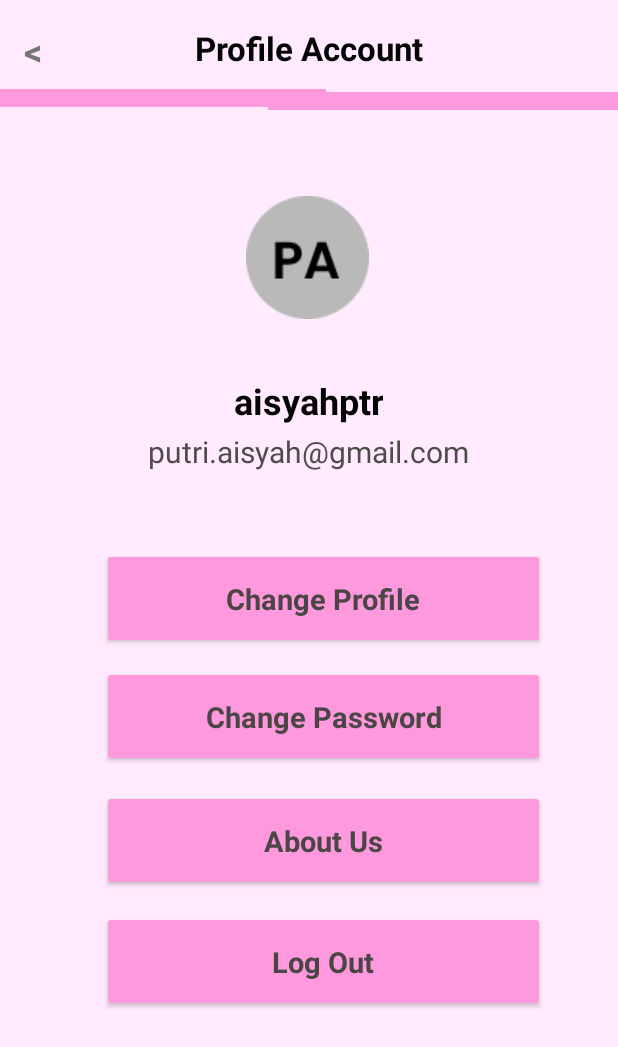
After one commit to verrani/GlowUp, an Android app: the layout activity_profile.xml on its own in the app's theme, with its tools: preview values and no code run, on a phone screen of 412 x 824 dp. The commit adds this screen. Shown: the top 1047 px of the screen. Run offline under Robolectric (Android 15) with nearby library versions, the phone set to English and light mode, and no system bars.

Commit message:
Profile Account

```diff
--- a/app/src/main/AndroidManifest.xml
+++ b/app/src/main/AndroidManifest.xml
@@ -9,6 +9,9 @@
         android:roundIcon="@mipmap/ic_launcher_round"
         android:supportsRtl="true"
         android:theme="@style/Theme.AppCompat.NoActionBar">
+        <activity
+            android:name=".ProfileAccount"
+            android:exported="false" />
         <activity
             android:name=".BeautyCalendar"
             android:exported="true" />
--- /dev/null
+++ b/app/src/main/java/com/example/splashscreen/ProfileAccount.java
@@ -0,0 +1,21 @@
+package com.example.splashscreen;
+
+import androidx.appcompat.app.AppCompatActivity;
+import android.content.Intent;
+import android.os.Bundle;
+import android.view.View;
+
+
+public class ProfileAccount extends AppCompatActivity {
+
+    @Override
+    protected void onCreate(Bundle savedInstanceState) {
+        super.onCreate(savedInstanceState);
+    }
+
+    public void HomeLayout(View view) {
+        Intent intent = new Intent(ProfileAccount.this, homepage.class);
+        startActivity(intent);
+    }
+
+}
--- a/app/src/main/java/com/example/splashscreen/homepage.java
+++ b/app/src/main/java/com/example/splashscreen/homepage.java
@@ -21,4 +21,9 @@ public class homepage extends AppCompatActivity {
         Intent intent = new Intent(homepage.this, BeautyCalendar.class);
         startActivity(intent);
     }
+
+    public void ProfileLayout(View view) {
+        Intent intent = new Intent(homepage.this, ProfileAccount.class);
+        startActivity(intent);
+    }
 }
--- a/app/src/main/res/layout/activity_homepage.xml
+++ b/app/src/main/res/layout/activity_homepage.xml
@@ -51,6 +51,7 @@
             android:layout_height="wrap_content"
             android:layout_weight="1"
             android:contentDescription="@string/profile_icon"
+            android:onClick="ProfileLayout"
             app:srcCompat="@drawable/profile"
             tools:ignore="ImageContrastCheck" />
 
--- /dev/null
+++ b/app/src/main/res/layout/activity_profile.xml
@@ -0,0 +1,182 @@
+<?xml version="1.0" encoding="utf-8"?>
+<androidx.constraintlayout.widget.ConstraintLayout xmlns:android="http://schemas.android.com/apk/res/android"
+    xmlns:app="http://schemas.android.com/apk/res-auto"
+    xmlns:tools="http://schemas.android.com/tools"
+    android:layout_width="match_parent"
+    android:layout_height="match_parent"
+    android:background="#FFEAFE "
+    tools:context=".MainActivity">
+
+    <TextView
+        android:id="@+id/textView2"
+        android:layout_width="wrap_content"
+        android:layout_height="wrap_content"
+        android:text="@string/aisyahptr"
+        android:textAlignment="center"
+        android:textColor="#050505"
+        android:textSize="24sp"
+        android:textStyle="bold"
+        app:layout_constraintBottom_toBottomOf="parent"
+        app:layout_constraintHorizontal_bias="0.498"
+        app:layout_constraintLeft_toLeftOf="parent"
+        app:layout_constraintRight_toRightOf="parent"
+        app:layout_constraintTop_toTopOf="parent"
+        app:layout_constraintVertical_bias="0.317" />
+
+    <TextView
+        android:id="@+id/textView3"
+        android:layout_width="wrap_content"
+        android:layout_height="wrap_content"
+        android:text="@string/profile_account"
+        android:textAlignment="center"
+        android:textColor="#050505"
+        android:textSize="22sp"
+        android:textStyle="bold"
+        app:layout_constraintBottom_toBottomOf="parent"
+        app:layout_constraintLeft_toLeftOf="parent"
+        app:layout_constraintRight_toRightOf="parent"
+        app:layout_constraintTop_toTopOf="parent"
+        app:layout_constraintVertical_bias="0.022" />
+
+    <TextView
+        android:id="@+id/textView5"
+        android:layout_width="wrap_content"
+        android:layout_height="wrap_content"
+        android:text="@string/slash"
+        android:onClick="HomeLayout"
+        android:textAlignment="center"
+        android:textColor="#757575"
+        android:textSize="24sp"
+        android:textStyle="bold"
+        app:layout_constraintBottom_toBottomOf="parent"
+        app:layout_constraintHorizontal_bias="0.04"
+        app:layout_constraintLeft_toLeftOf="parent"
+        app:layout_constraintRight_toRightOf="parent"
+        app:layout_constraintTop_toTopOf="parent"
+        app:layout_constraintVertical_bias="0.022" />
+
+    <TextView
+        android:id="@+id/textView"
+        android:layout_width="272dp"
+        android:layout_height="34dp"
+        android:text="@string/putri_aisyah_gmail_com"
+        android:textAlignment="center"
+        android:textColor="#4E4B4B"
+        android:textSize="20sp"
+        app:layout_constraintBottom_toBottomOf="parent"
+        app:layout_constraintHorizontal_bias="0.496"
+        app:layout_constraintLeft_toLeftOf="parent"
+        app:layout_constraintRight_toRightOf="parent"
+        app:layout_constraintTop_toTopOf="parent"
+        app:layout_constraintVertical_bias="0.364" />
+
+    <Button
+        android:id="@+id/button"
+        android:layout_width="295dp"
+        android:layout_height="67dp"
+        android:layout_marginStart="68dp"
+        android:layout_marginTop="13dp"
+        android:backgroundTint="#ff99de"
+        android:text="@string/log_out"
+        android:textAlignment="center"
+        android:textAppearance="@style/TextAppearance.AppCompat.Display1"
+        android:textColor="#4C4545"
+        android:textSize="19sp"
+        android:textStyle="bold"
+        app:layout_constraintStart_toStartOf="parent"
+        app:layout_constraintTop_toBottomOf="@+id/button4"
+        tools:ignore="TextContrastCheck" />
+
+    <Button
+        android:id="@+id/button2"
+        android:layout_width="295dp"
+        android:layout_height="67dp"
+        android:layout_marginStart="68dp"
+        android:layout_marginTop="44dp"
+        android:backgroundTint="#ff99de"
+        android:fontFamily="sans-serif"
+        android:text="@string/change_profile"
+        android:textAlignment="center"
+        android:textAppearance="@style/TextAppearance.AppCompat.Display1"
+        android:textColor="#4C4545"
+        android:textSize="19sp"
+        android:textStyle="normal|bold"
+        app:layout_constraintStart_toStartOf="parent"
+        app:layout_constraintTop_toBottomOf="@+id/textView"
+        tools:ignore="TextContrastCheck" />
+
+    <Button
+        android:id="@+id/button3"
+        android:layout_width="295dp"
+        android:layout_height="67dp"
+        android:layout_marginStart="68dp"
+        android:layout_marginTop="11dp"
+        android:backgroundTint="#ff99de"
+        android:text="@string/change_password"
+        android:textAlignment="center"
+        android:textAppearance="@style/TextAppearance.AppCompat.Display1"
+        android:textColor="#4C4545"
+        android:textSize="19sp"
+        android:textStyle="bold"
+        app:layout_constraintStart_toStartOf="parent"
+        app:layout_constraintTop_toBottomOf="@+id/button2"
+        tools:ignore="TextContrastCheck" />
+
+    <Button
+        android:id="@+id/button4"
+        android:layout_width="295dp"
+        android:layout_height="67dp"
+        android:layout_marginStart="68dp"
+        android:layout_marginTop="15dp"
+        android:backgroundTint="#ff99de"
+        android:text="@string/about_us"
+        android:textAlignment="center"
+        android:textAppearance="@style/TextAppearance.AppCompat.Display1"
+        android:textColor="#4C4545"
+        android:textSize="19sp"
+        android:textStyle="bold"
+        app:layout_constraintStart_toStartOf="parent"
+        app:layout_constraintTop_toBottomOf="@+id/button3"
+        tools:ignore="TextContrastCheck" />
+
+    <ImageView
+        android:id="@+id/imageView"
+        android:layout_width="wrap_content"
+        android:layout_height="wrap_content"
+        android:layout_marginStart="164dp"
+        android:layout_marginTop="84dp"
+        app:layout_constraintStart_toStartOf="parent"
+        app:layout_constraintTop_toBottomOf="@+id/textView3"
+        app:srcCompat="@drawable/profilebackground"
+        android:contentDescription="@string/todo" />
+
+    <ImageView
+        android:id="@+id/imageView3"
+        android:layout_width="675dp"
+        android:layout_height="12dp"
+        android:layout_marginTop="11dp"
+        android:layout_marginBottom="59dp"
+        android:contentDescription="@string/todo2"
+        app:layout_constraintBottom_toTopOf="@+id/imageView"
+        app:layout_constraintEnd_toEndOf="parent"
+        app:layout_constraintHorizontal_bias="0.14"
+        app:layout_constraintStart_toStartOf="parent"
+        app:layout_constraintTop_toBottomOf="@+id/textView5"
+        app:layout_constraintVertical_bias="0.0"
+        app:srcCompat="@drawable/linebar1"
+        tools:ignore="ImageContrastCheck" />
+
+    <ImageView
+        android:id="@+id/imageView4"
+        android:layout_width="675dp"
+        android:layout_height="12dp"
+        android:layout_marginBottom="59dp"
+        android:contentDescription="@string/todo3"
+        app:layout_constraintBottom_toTopOf="@+id/imageView"
+        app:layout_constraintEnd_toEndOf="parent"
+        app:layout_constraintHorizontal_bias="0.928"
+        app:layout_constraintStart_toStartOf="parent"
+        app:srcCompat="@drawable/linebar1"
+        tools:ignore="ImageContrastCheck" />
+
+</androidx.constraintlayout.widget.ConstraintLayout>
--- a/app/src/main/res/values/strings.xml
+++ b/app/src/main/res/values/strings.xml
@@ -80,4 +80,15 @@ Duis facilisis nunc velit. Etiam semper tempor vehicula. Integer quis ultrices r
     <string name="_9_00_6_every">9 : 00 / 6 Every</string>
 
 
+    <string name="putri_aisyah_gmail_com">putri.aisyah@gmail.com</string>
+    <string name="aisyahptr">aisyahptr</string>
+    <string name="change_profile">Change Profile</string>
+    <string name="change_password">Change Password</string>
+    <string name="about_us">About Us</string>
+    <string name="log_out">Log Out</string>
+    <string name="slash"><![CDATA[<]]></string>
+    <string name="profile_account">Profile Account</string>
+    <string name="todo2">TODO</string>
+    <string name="todo3">TODO</string>
+
 </resources>
```
Also changed, not shown: app/src/main/res/drawable-v24/linebar1.PNG (added), app/src/main/res/drawable-v24/profilebackground.png (added).
